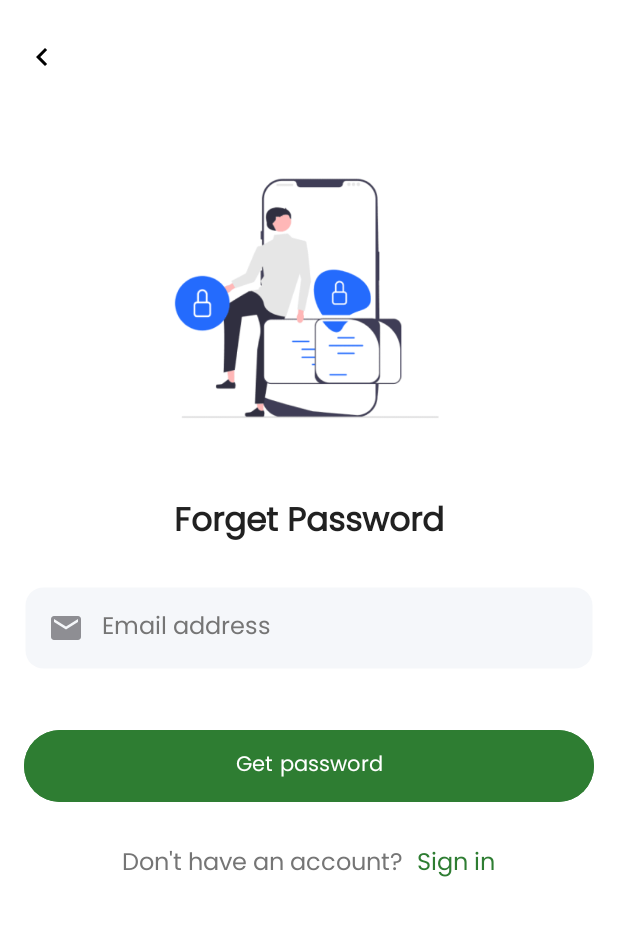
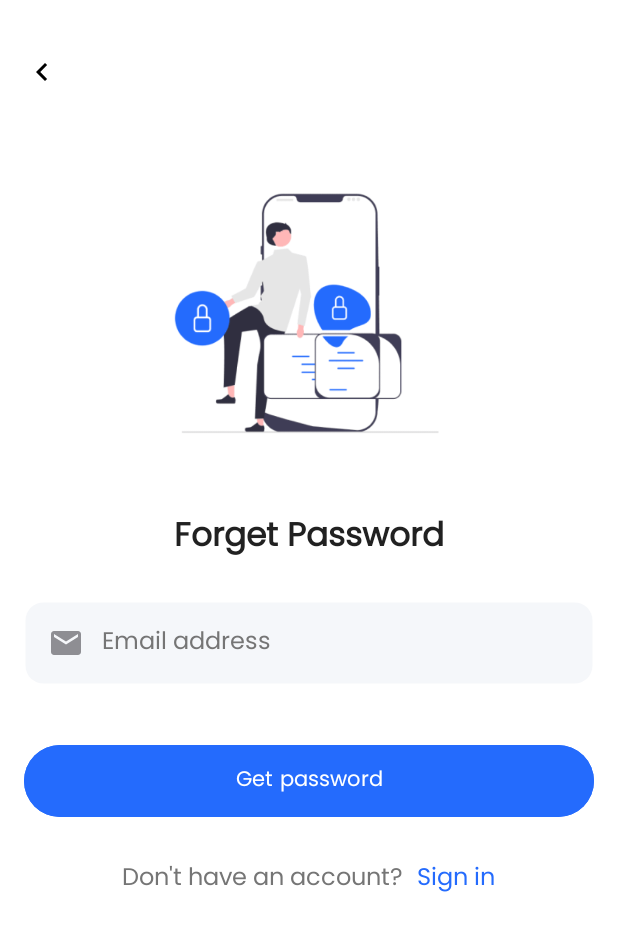
Before and after one commit to Du-Tuan-Minh/PROJECT_PRM, an Android app: the ForgotPasswordActivity screen opened directly, with no data from a screen before it, on a phone screen of 412 x 824 dp. Shown: the top 931 px of the screen. Run offline under Robolectric (Android 15) with nearby library versions, the light colour scheme and no system bars; our stand-ins replace Firebase (no records; nobody signed in at launch, a user with empty details on screens opened directly).

Commit message:
Update color and name project

```diff
--- a/app/src/main/res/layout/activity_forgot_password.xml
+++ b/app/src/main/res/layout/activity_forgot_password.xml
@@ -21,6 +21,7 @@
         <com.example.project_prm.widgets.BackView
             android:layout_height="wrap_content"
             android:layout_width="match_parent"
+            android:layout_marginTop="10dp"
             />
 
         <ImageView
--- a/app/src/main/res/values/colors.xml
+++ b/app/src/main/res/values/colors.xml
@@ -1,10 +1,10 @@
 <?xml version="1.0" encoding="utf-8"?>
 <resources>
     <!-- Primary Colors - Đồng nhất màu xanh lá -->
-    <color name="primary_color">#2E7D32</color>
-    <color name="primary_light">#4CAF50</color>
-    <color name="primary_dark">#1B5E20</color>
-    <color name="primary_blue">#2E7D32</color>
+    <color name="primary_color">#246BFD</color>
+    <color name="primary_light">#246BFD</color>
+    <color name="primary_dark">#2962FF</color>
+    <color name="primary_blue">#246BFD</color>
 
     <!-- Secondary Colors -->
     <color name="secondary_color">#E8F5E8</color>
--- a/app/src/main/res/values/strings.xml
+++ b/app/src/main/res/values/strings.xml
@@ -1,5 +1,5 @@
 <resources>
-    <string name="app_name">Project_PRM</string>
+    <string name="app_name">Vita</string>
 
     <string name="login_title">Login</string>
     <string name="register_title">Register</string>
```
Also changed, not shown: 1 other file.
